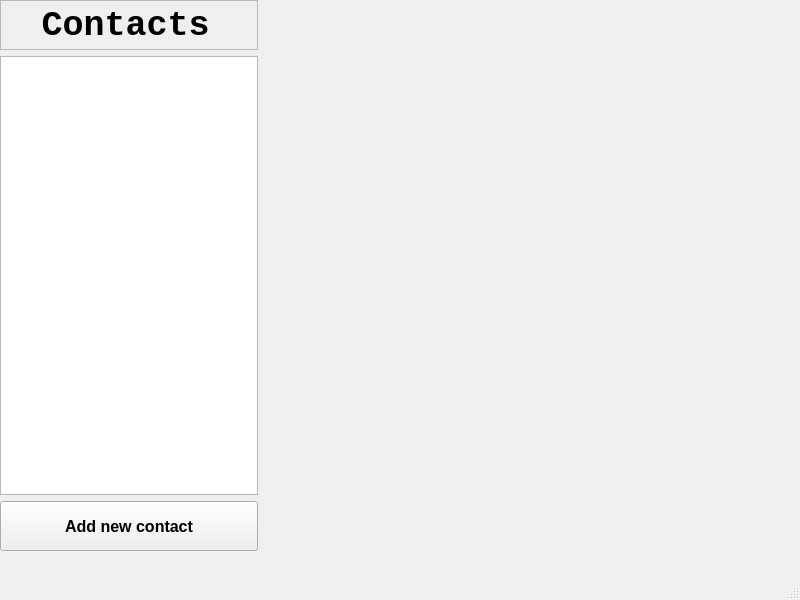
sadowicz/p2p_communicator, file p2p_comunicator/app/mainwindow.ui: the form before one commit.
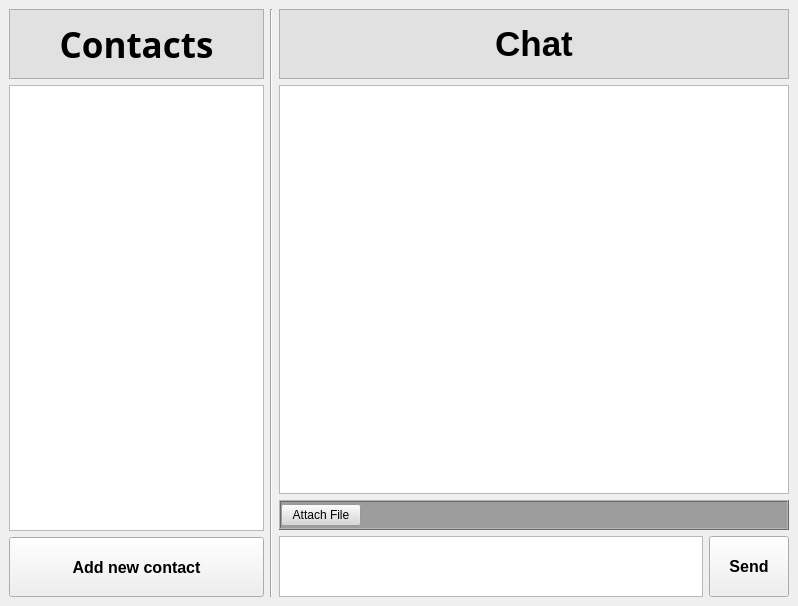
The form after the commit.

Commit message: Adding gui main window layout

What changed in the file:
```diff
--- a/p2p_comunicator/app/mainwindow.ui
+++ b/p2p_comunicator/app/mainwindow.ui
@@ -6,8 +6,8 @@
    <rect>
     <x>0</x>
     <y>0</y>
-    <width>800</width>
-    <height>600</height>
+    <width>798</width>
+    <height>606</height>
    </rect>
   </property>
   <property name="windowTitle">
@@ -20,42 +20,53 @@
      <height>0</height>
     </size>
    </property>
-   <widget class="QWidget" name="">
-    <property name="geometry">
-     <rect>
-      <x>0</x>
-      <y>0</y>
-      <width>258</width>
-      <height>551</height>
-     </rect>
-    </property>
-    <layout class="QVBoxLayout" name="verticalLayout">
-     <item>
-      <widget class="QFrame" name="frame">
+   <layout class="QGridLayout" name="gridLayout">
+    <item row="0" column="0">
+     <layout class="QHBoxLayout" name="hlApp" stretch="2,1,4">
+      <item>
+       <layout class="QVBoxLayout" name="vlContacts">
+        <item>
+         <widget class="QFrame" name="frameContacts">
+          <property name="sizePolicy">
+           <sizepolicy hsizetype="Ignored" vsizetype="Preferred">
+            <horstretch>0</horstretch>
+            <verstretch>0</verstretch>
+           </sizepolicy>
+          </property>
        <property name="minimumSize">
         <size>
          <width>0</width>
          <height>50</height>
         </size>
        </property>
+          <property name="styleSheet">
+           <string notr="true">background-color: rgb(225, 225, 225);
+</string>
+          </property>
        <property name="frameShape">
         <enum>QFrame::StyledPanel</enum>
        </property>
        <property name="frameShadow">
         <enum>QFrame::Raised</enum>
        </property>
-       <widget class="QLabel" name="label">
-        <property name="geometry">
-         <rect>
-          <x>0</x>
-          <y>0</y>
-          <width>251</width>
-          <height>51</height>
-         </rect>
+          <layout class="QHBoxLayout" name="horizontalLayout_2">
+           <item>
+            <widget class="QLabel" name="lbContacts">
+             <property name="sizePolicy">
+              <sizepolicy hsizetype="Minimum" vsizetype="Maximum">
+               <horstretch>0</horstretch>
+               <verstretch>0</verstretch>
+              </sizepolicy>
+             </property>
+             <property name="minimumSize">
+              <size>
+               <width>0</width>
+               <height>50</height>
+              </size>
         </property>
         <property name="font">
          <font>
-          <family>Liberation Mono</family>
+               <family>Sans Serif</family>
           <pointsize>26</pointsize>
           <weight>75</weight>
           <bold>true</bold>
@@ -68,17 +79,32 @@
          <set>Qt::AlignCenter</set>
         </property>
        </widget>
+           </item>
+          </layout>
       </widget>
      </item>
      <item>
-      <widget class="QListWidget" name="listWidget"/>
+         <widget class="QListWidget" name="lwContacts">
+          <property name="sizePolicy">
+           <sizepolicy hsizetype="Ignored" vsizetype="Expanding">
+            <horstretch>0</horstretch>
+            <verstretch>0</verstretch>
+           </sizepolicy>
+          </property>
+         </widget>
      </item>
      <item>
-      <widget class="QPushButton" name="pushButton">
+         <widget class="QPushButton" name="pbNewContact">
+          <property name="sizePolicy">
+           <sizepolicy hsizetype="Ignored" vsizetype="Minimum">
+            <horstretch>0</horstretch>
+            <verstretch>0</verstretch>
+           </sizepolicy>
+          </property>
        <property name="minimumSize">
         <size>
          <width>0</width>
-         <height>50</height>
+            <height>60</height>
         </size>
        </property>
        <property name="font">
@@ -94,19 +120,212 @@
       </widget>
      </item>
     </layout>
-   </widget>
-  </widget>
-  <widget class="QMenuBar" name="menubar">
-   <property name="geometry">
-    <rect>
-     <x>0</x>
-     <y>0</y>
-     <width>800</width>
+      </item>
+      <item>
+       <widget class="Line" name="lineHorizontalSplit">
+        <property name="orientation">
+         <enum>Qt::Vertical</enum>
+        </property>
+       </widget>
+      </item>
+      <item>
+       <layout class="QGridLayout" name="glChat" rowstretch="5,1" columnstretch="0">
+        <item row="0" column="0">
+         <layout class="QVBoxLayout" name="vlChatMessages" stretch="0,0">
+          <item>
+           <widget class="QFrame" name="frameChat">
+            <property name="enabled">
+             <bool>true</bool>
+            </property>
+            <property name="sizePolicy">
+             <sizepolicy hsizetype="Preferred" vsizetype="Minimum">
+              <horstretch>0</horstretch>
+              <verstretch>0</verstretch>
+             </sizepolicy>
+            </property>
+            <property name="minimumSize">
+             <size>
+              <width>0</width>
+              <height>50</height>
+             </size>
+            </property>
+            <property name="styleSheet">
+             <string notr="true">background-color: rgb(225, 225, 225);</string>
+            </property>
+            <property name="frameShape">
+             <enum>QFrame::StyledPanel</enum>
+            </property>
+            <property name="frameShadow">
+             <enum>QFrame::Raised</enum>
+            </property>
+            <layout class="QHBoxLayout" name="horizontalLayout">
+             <item>
+              <widget class="QLabel" name="lbChat">
+               <property name="sizePolicy">
+                <sizepolicy hsizetype="Maximum" vsizetype="Maximum">
+                 <horstretch>0</horstretch>
+                 <verstretch>0</verstretch>
+                </sizepolicy>
+               </property>
+               <property name="minimumSize">
+                <size>
+                 <width>0</width>
+                 <height>50</height>
+                </size>
+               </property>
+               <property name="font">
+                <font>
+                 <pointsize>26</pointsize>
+                 <weight>75</weight>
+                 <bold>true</bold>
+                </font>
+               </property>
+               <property name="text">
+                <string>Chat</string>
+               </property>
+               <property name="alignment">
+                <set>Qt::AlignCenter</set>
+               </property>
+              </widget>
+             </item>
+            </layout>
+           </widget>
+          </item>
+          <item>
+           <widget class="QTextEdit" name="teChat">
+            <property name="readOnly">
+             <bool>true</bool>
+            </property>
+           </widget>
+          </item>
+         </layout>
+        </item>
+        <item row="1" column="0">
+         <layout class="QGridLayout" name="glSend">
+          <property name="sizeConstraint">
+           <enum>QLayout::SetMinimumSize</enum>
+          </property>
+          <item row="0" column="0" colspan="2">
+           <widget class="QFrame" name="frameSend">
+            <property name="minimumSize">
+             <size>
+              <width>0</width>
+              <height>30</height>
+             </size>
+            </property>
+            <property name="styleSheet">
+             <string notr="true">background-color: rgb(157, 157, 157);</string>
+            </property>
+            <property name="frameShape">
+             <enum>QFrame::Box</enum>
+            </property>
+            <property name="frameShadow">
+             <enum>QFrame::Raised</enum>
+            </property>
+            <layout class="QHBoxLayout" name="horizontalLayout_3" stretch="1,9">
+             <property name="leftMargin">
+              <number>0</number>
+             </property>
+             <property name="topMargin">
+              <number>0</number>
+             </property>
+             <property name="rightMargin">
+              <number>0</number>
+             </property>
+             <property name="bottomMargin">
+              <number>0</number>
+             </property>
+             <item>
+              <widget class="QPushButton" name="pbAttachFile">
+               <property name="sizePolicy">
+                <sizepolicy hsizetype="Minimum" vsizetype="Maximum">
+                 <horstretch>0</horstretch>
+                 <verstretch>0</verstretch>
+                </sizepolicy>
+               </property>
+               <property name="styleSheet">
+                <string notr="true">background-color: rgb(215, 215, 215);</string>
+               </property>
+               <property name="text">
+                <string>Attach File</string>
+               </property>
+               <property name="autoDefault">
+                <bool>false</bool>
+               </property>
+               <property name="default">
+                <bool>false</bool>
+               </property>
+               <property name="flat">
+                <bool>false</bool>
+               </property>
+              </widget>
+             </item>
+             <item>
+              <spacer name="horizontalSpacer">
+               <property name="orientation">
+                <enum>Qt::Horizontal</enum>
+               </property>
+               <property name="sizeHint" stdset="0">
+                <size>
+                 <width>40</width>
      <height>20</height>
-    </rect>
-   </property>
-  </widget>
-  <widget class="QStatusBar" name="statusbar"/>
+                </size>
+               </property>
+              </spacer>
+             </item>
+            </layout>
+           </widget>
+          </item>
+          <item row="1" column="1">
+           <widget class="QPushButton" name="pbSend">
+            <property name="sizePolicy">
+             <sizepolicy hsizetype="Minimum" vsizetype="Preferred">
+              <horstretch>0</horstretch>
+              <verstretch>0</verstretch>
+             </sizepolicy>
+            </property>
+            <property name="minimumSize">
+             <size>
+              <width>0</width>
+              <height>60</height>
+             </size>
+            </property>
+            <property name="font">
+             <font>
+              <pointsize>12</pointsize>
+              <weight>75</weight>
+              <bold>true</bold>
+             </font>
+            </property>
+            <property name="text">
+             <string>Send</string>
+            </property>
+           </widget>
+          </item>
+          <item row="1" column="0">
+           <widget class="QTextEdit" name="teSend">
+            <property name="sizePolicy">
+             <sizepolicy hsizetype="Expanding" vsizetype="MinimumExpanding">
+              <horstretch>0</horstretch>
+              <verstretch>0</verstretch>
+             </sizepolicy>
+            </property>
+            <property name="minimumSize">
+             <size>
+              <width>0</width>
+              <height>10</height>
+             </size>
+            </property>
+           </widget>
+          </item>
+         </layout>
+        </item>
+       </layout>
+      </item>
+     </layout>
+    </item>
+   </layout>
+  </widget>
  </widget>
  <resources/>
  <connections/>
```
Lines whose indentation alone changed are shown as unchanged. The commit also changes 1 other file.
